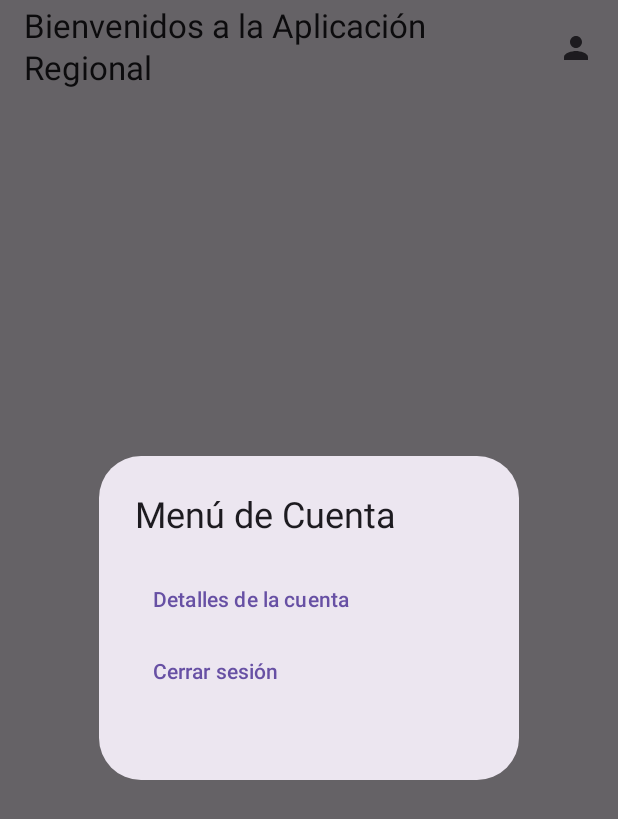
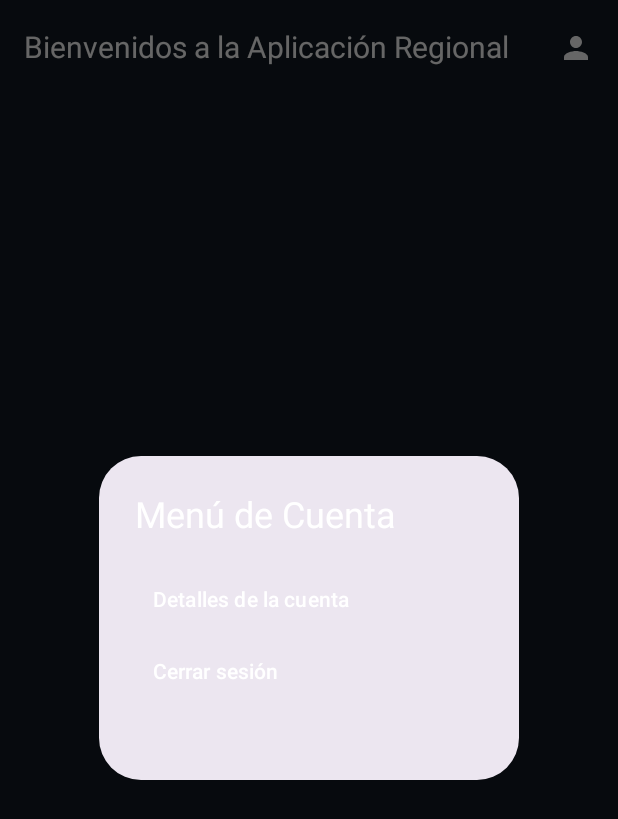
Before and after one commit to Naxohz/StreamingAPP2, an Android app built with Jetpack Compose: the HomeActivity screen opened directly, with no data from a screen before it, after a tap on "Menú de cuenta", on a phone screen of 412 x 824 dp. Shown: the top 819 px of the screen. Run offline under Robolectric (Android 15) with nearby library versions, the phone set to English and light mode, and no system bars.

Commit message:
Aqui cambie la interfaz del HomeActivity

```diff
--- a/app/src/main/java/com/example/streamingapp/HomeActivity.kt
+++ b/app/src/main/java/com/example/streamingapp/HomeActivity.kt
@@ -23,7 +23,7 @@ import androidx.compose.ui.graphics.Color
 import androidx.compose.ui.platform.LocalContext
 import androidx.compose.ui.tooling.preview.Preview
 import androidx.compose.ui.unit.dp
-
+import androidx.compose.ui.unit.sp
 
 class HomeActivity : ComponentActivity() {
     override fun onCreate(savedInstanceState: Bundle?) {
@@ -52,10 +52,11 @@ fun HomeScreen(onCategorySelected: (String) -> Unit) {
     Scaffold(
         topBar = {
             TopAppBar(
-                title = { Text("Bienvenidos a la Aplicación Regional") },
+                title = { Text("Bienvenidos a la Aplicación Regional", color = Color.White, fontSize = 20.sp) },
+                colors = TopAppBarDefaults.smallTopAppBarColors(containerColor = Color(0xFF111A22)),
                 actions = {
                     IconButton(onClick = { showAccountMenu = !showAccountMenu }) {
-                        Icon(Icons.Filled.Person, contentDescription = "Menú de cuenta")
+                        Icon(Icons.Filled.Person, contentDescription = "Menú de cuenta", tint = Color.White)
                     }
                 }
             )
@@ -64,20 +65,22 @@ fun HomeScreen(onCategorySelected: (String) -> Unit) {
             Column(
                 modifier = Modifier
                     .fillMaxSize()
+                    .background(Color(0xFF111A22))
                     .padding(16.dp),
                 verticalArrangement = Arrangement.Center,
                 horizontalAlignment = Alignment.CenterHorizontally
             ) {
                 Spacer(modifier = Modifier.height(16.dp))
 
-                // Botones para mostrar categorías
+                // Botones para mostrar categorías con estilo
                 Button(
                     onClick = { showSportsDialog = true },
                     modifier = Modifier
                         .padding(8.dp)
-                        .size(200.dp, 50.dp) // Ajusta el tamaño del botón
+                        .size(200.dp, 50.dp),
+                    colors = ButtonDefaults.buttonColors(containerColor = Color(0xFF243647))
                 ) {
-                    Text("Deportes")
+                    Text("Deportes", color = Color.White)
                 }
 
                 Spacer(modifier = Modifier.height(16.dp))
@@ -86,9 +89,10 @@ fun HomeScreen(onCategorySelected: (String) -> Unit) {
                     onClick = { showNewsDialog = true },
                     modifier = Modifier
                         .padding(8.dp)
-                        .size(200.dp, 50.dp)
+                        .size(200.dp, 50.dp),
+                    colors = ButtonDefaults.buttonColors(containerColor = Color(0xFF243647))
                 ) {
-                    Text("Noticias")
+                    Text("Noticias", color = Color.White)
                 }
             }
         }
@@ -125,20 +129,20 @@ fun HomeScreen(onCategorySelected: (String) -> Unit) {
     if (showAccountMenu) {
         AlertDialog(
             onDismissRequest = { showAccountMenu = false },
-            title = { Text("Menú de Cuenta") },
+            title = { Text("Menú de Cuenta", color = Color.White) },
             text = {
                 Column {
                     TextButton(onClick = {
                         context.startActivity(Intent(context, AccountDetailsActivity::class.java))
                         showAccountMenu = false
                     }) {
-                        Text("Detalles de la cuenta")
+                        Text("Detalles de la cuenta", color = Color.White)
                     }
                     TextButton(onClick = {
                         showLogoutDialog = true
                         showAccountMenu = false
                     }) {
-                        Text("Cerrar sesión")
+                        Text("Cerrar sesión", color = Color.White)
                     }
                 }
             },
@@ -156,7 +160,7 @@ fun CategoryDialog(
 ) {
     AlertDialog(
         onDismissRequest = { onDismiss() },
-        title = { Text(text = title) },
+        title = { Text(text = title, color = Color.White) },
         text = {
             LazyColumn {
                 items(categories) { category ->
@@ -194,18 +198,19 @@ fun CategoryCard(category: String, onClick: () -> Unit) {
 fun LogoutDialog(onDismiss: () -> Unit, onConfirm: () -> Unit) {
     AlertDialog(
         onDismissRequest = { onDismiss() },
-        title = { Text(text = "Cerrar Sesión") },
-        text = { Text("¿Quieres cerrar sesión?") },
+        title = { Text(text = "Cerrar Sesión", color = Color.White) },
+        text = { Text("¿Quieres cerrar sesión?", color = Color.White) },
         confirmButton = {
             TextButton(onClick = { onConfirm() }) {
-                Text("Sí")
+                Text("Sí", color = Color.White)
             }
         },
         dismissButton = {
             TextButton(onClick = { onDismiss() }) {
-                Text("No")
+                Text("No", color = Color.White)
             }
-        }
+        },
+        containerColor = Color(0xFF111A22)
     )
 }
 
```
